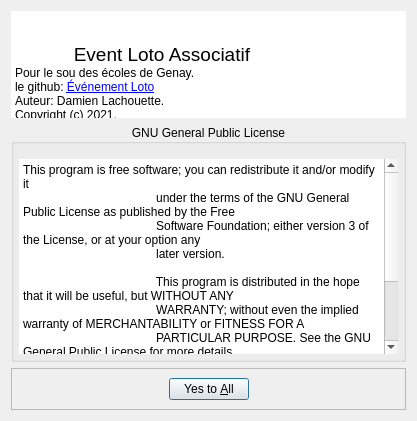
Before: the Qt Designer form sources/gui/ui/About.ui in Silmaen/EvenementLoto, drawn with Qt 5.
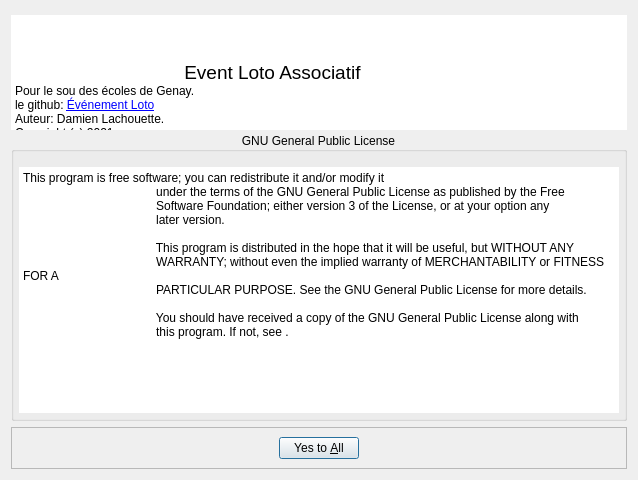
After: the same form once the commit is applied.

Commit message: Gestion des chemins relatifs pour les images et copie lors de sauvegarde

What changed in the file:
```diff
--- a/sources/gui/ui/About.ui
+++ b/sources/gui/ui/About.ui
@@ -9,8 +9,8 @@
             <rect>
                 <x>0</x>
                 <y>0</y>
-                <width>417</width>
-                <height>421</height>
+                <width>638</width>
+                <height>480</height>
             </rect>
         </property>
         <property name="sizePolicy">
@@ -40,7 +40,7 @@
                     <property name="minimumSize">
                         <size>
                             <width>355</width>
-                            <height>107</height>
+                            <height>115</height>
                         </size>
                     </property>
                     <property name="maximumSize">
@@ -71,18 +71,21 @@
                             p, li { white-space: pre-wrap; }
                             &lt;/style&gt;&lt;/head&gt;&lt;body style=&quot; font-family:'Segoe UI'; font-size:9pt;
                             font-weight:400; font-style:normal;&quot;&gt;
+                            &lt;p style=&quot; margin-top:0px; margin-bottom:0px; margin-left:0px; margin-right:0px;
+                            -qt-block-indent:0; text-indent:0px;&quot;&gt; &lt;/p&gt;
                             &lt;p align=&quot;center&quot; style=&quot; margin-top:0px; margin-bottom:0px;
                             margin-left:0px; margin-right:0px; -qt-block-indent:0; text-indent:0px;&quot;&gt; &lt;span
                             style=&quot; font-size:14pt;&quot;&gt;Event Loto Associatif&lt;/span&gt; &lt;/p&gt;
                             &lt;p style=&quot; margin-top:0px; margin-bottom:0px; margin-left:0px; margin-right:0px;
-                            -qt-block-indent:0; text-indent:0px;&quot;&gt;Pour le sou des écoles de Genay.&lt;/p&gt;
+                            -qt-block-indent:0; text-indent:0px;&quot;&gt;Pour le sou des écoles de Genay. &lt;/p&gt;
                             &lt;p style=&quot; margin-top:0px; margin-bottom:0px; margin-left:0px; margin-right:0px;
                             -qt-block-indent:0; text-indent:0px;&quot;&gt;le github: &lt;a href=&quot;https://github.com/Silmaen/EvenementLoto&quot;&gt;&lt;span
-                            style=&quot; text-decoration: underline; color:#0000ff;&quot;&gt;Événement Loto&lt;/span&gt;&lt;/a&gt;&lt;/p&gt;
+                            style=&quot; text-decoration: underline; color:#0000ff;&quot;&gt;Événement Loto&lt;/span&gt;&lt;/a&gt;
+                            &lt;/p&gt;
                             &lt;p style=&quot; margin-top:0px; margin-bottom:0px; margin-left:0px; margin-right:0px;
-                            -qt-block-indent:0; text-indent:0px;&quot;&gt;Auteur: Damien Lachouette.&lt;/p&gt;
+                            -qt-block-indent:0; text-indent:0px;&quot;&gt;Auteur: Damien Lachouette. &lt;/p&gt;
                             &lt;p style=&quot; margin-top:0px; margin-bottom:0px; margin-left:0px; margin-right:0px;
-                            -qt-block-indent:0; text-indent:0px;&quot;&gt;Copyright (c) 2021.&lt;/p&gt;&lt;/body&gt;&lt;/html&gt;
+                            -qt-block-indent:0; text-indent:0px;&quot;&gt;Copyright (c) 2021. &lt;/p&gt;&lt;/body&gt;&lt;/html&gt;
                         </string>
                     </property>
                     <property name="acceptRichText">
@@ -133,8 +136,7 @@
                                         PARTICULAR PURPOSE. See the GNU General Public License for more details.
 
                                         You should have received a copy of the GNU General Public License along with
-                                        this program. If not, see
-                                        &lt;https://www.gnu.org/licenses/&gt;.
+                                        this program. If not, see &lt;https://www.gnu.org/licenses/&gt;.
                                     </string>
                                 </property>
                             </widget>
```
Left out of the diff: 2 changed lines with no effect on the pictures. The commit also changes 9 other files.
